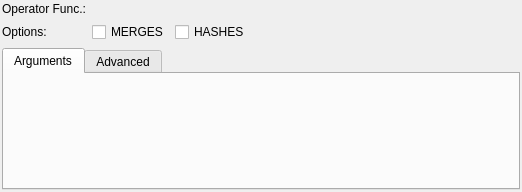
Before: the Qt Designer form libpgmodeler_ui/ui/operatorwidget.ui in pgmodeler/pgmodeler, drawn with Qt 5.
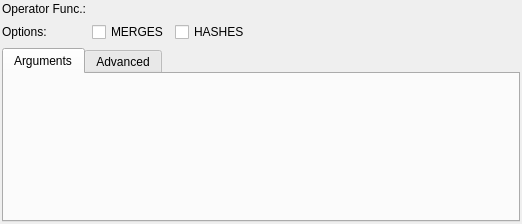
After: the same form once the commit is applied.

```diff
--- a/libpgmodeler_ui/ui/operatorwidget.ui
+++ b/libpgmodeler_ui/ui/operatorwidget.ui
@@ -7,7 +7,7 @@
     <x>0</x>
     <y>0</y>
     <width>522</width>
-    <height>192</height>
+    <height>224</height>
    </rect>
   </property>
   <layout class="QGridLayout" name="operator_grid">
```
